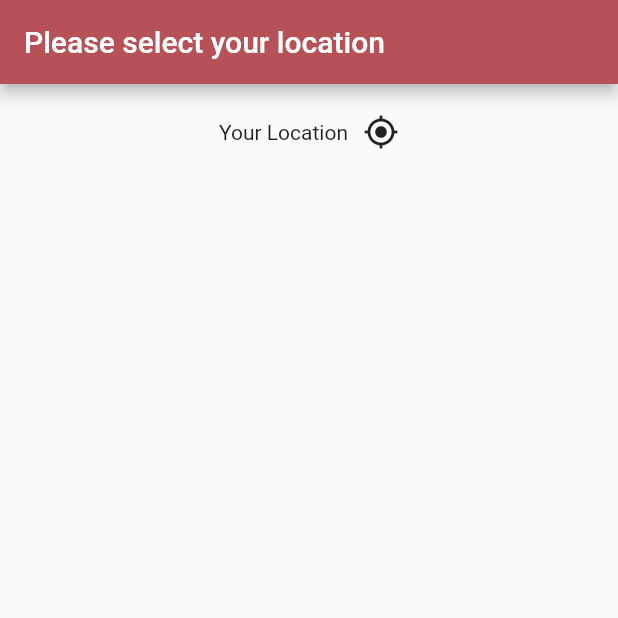
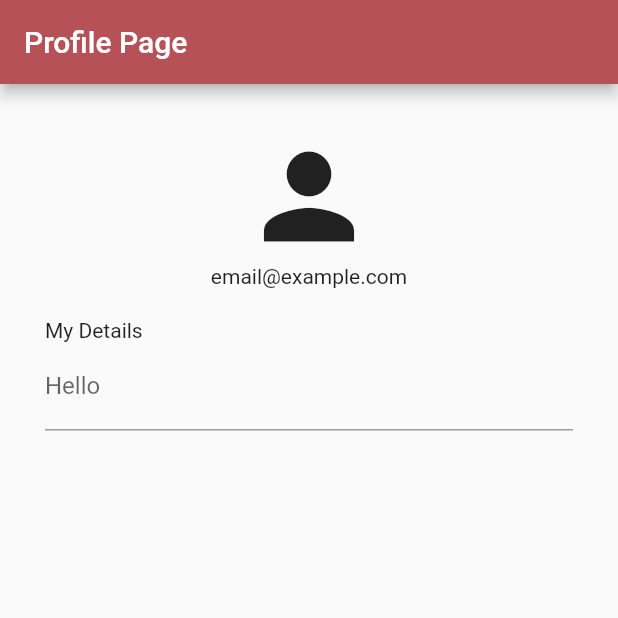
Before and after one commit to Zohaib1397/homenom, a Flutter app: the screen it shows after launch, on a phone screen of 412 x 824 dp, the top half of it. Run offline on Flutter 3.47's test engine with Material 2 defaults, Android fonts, the phone set to English and light mode, and no system bars; our stand-ins replace firebase_auth, firebase_core, pinput; accounts and stored records are empty.

Commit message:
Added Profile Screen

```diff
--- a/lib/main.dart
+++ b/lib/main.dart
@@ -7,6 +7,7 @@ import 'package:homenom/screens/home_screen.dart';
 import 'package:homenom/screens/location_screen.dart';
 import 'package:homenom/screens/login_screen.dart';
 import 'package:homenom/screens/otp_screen.dart';
+import 'package:homenom/screens/profile_screen.dart';
 import 'package:homenom/screens/signup_screen.dart';
 
 
@@ -29,9 +30,10 @@ class MyApp extends StatelessWidget {
   Widget build(BuildContext context) {
     return MaterialApp(
       debugShowCheckedModeBanner: false,
-      initialRoute: LocationScreen.id,
+      initialRoute: ProfileScreen.id,
       routes: {
         HomeScreen.id : (context) => const HomeScreen(),
+        ProfileScreen.id : (context) => const ProfileScreen(),
         LocationScreen.id : (context) => const LocationScreen(),
         LoginScreen.id : (context) => const LoginScreen(),
         SignUpScreen.id: (context) => const SignUpScreen(),
--- /dev/null
+++ b/lib/screens/profile_screen.dart
@@ -0,0 +1,49 @@
+import 'package:flutter/material.dart';
+import 'package:homenom/constants/constants.dart';
+
+class ProfileScreen extends StatelessWidget {
+  const ProfileScreen({super.key});
+
+  static const String id = "Profile_Screen";
+
+  @override
+  Widget build(BuildContext context) {
+    return Scaffold(
+      appBar: AppBar(
+        backgroundColor: kAppBackgroundColor,
+        title: Text("Profile Page"),
+      ),
+      body: Padding(
+        padding: const EdgeInsets.all(30.0),
+        child: Column(
+          crossAxisAlignment: CrossAxisAlignment.start,
+          children: [
+            // Profile Picture
+            SizedBox(
+              width: MediaQuery.of(context).size.width,
+              child: Column(
+                crossAxisAlignment: CrossAxisAlignment.center,
+                children: [
+                  Icon(
+                    Icons.person,
+                    size: 90,
+                  ),
+                  Text("email@example.com"),
+                ],
+              ),
+            ),
+            const SizedBox(height: 20),
+            const Text("My Details"),
+            TextField(
+              readOnly: true,
+              decoration: InputDecoration(
+                labelText: "Hello",
+
+              ),
+            ),
+          ],
+        ),
+      ),
+    );
+  }
+}
--- a/lib/services/Utlis.dart
+++ b/lib/services/Utlis.dart
@@ -17,7 +17,7 @@ class Utils {
                 padding: const EdgeInsets.all(14),
                 child: const Text("okay"),
               ),
-            ),
+            )
           ],
         );
       },
```
Also changed, not shown: lib/screens/home_screen.dart (+46 -7 lines), lib/screens/widgets/drawer.dart (added, +56 -0 lines), lib/screens/widgets/drawer_items.dart (added, +25 -0 lines), 2 other files.
